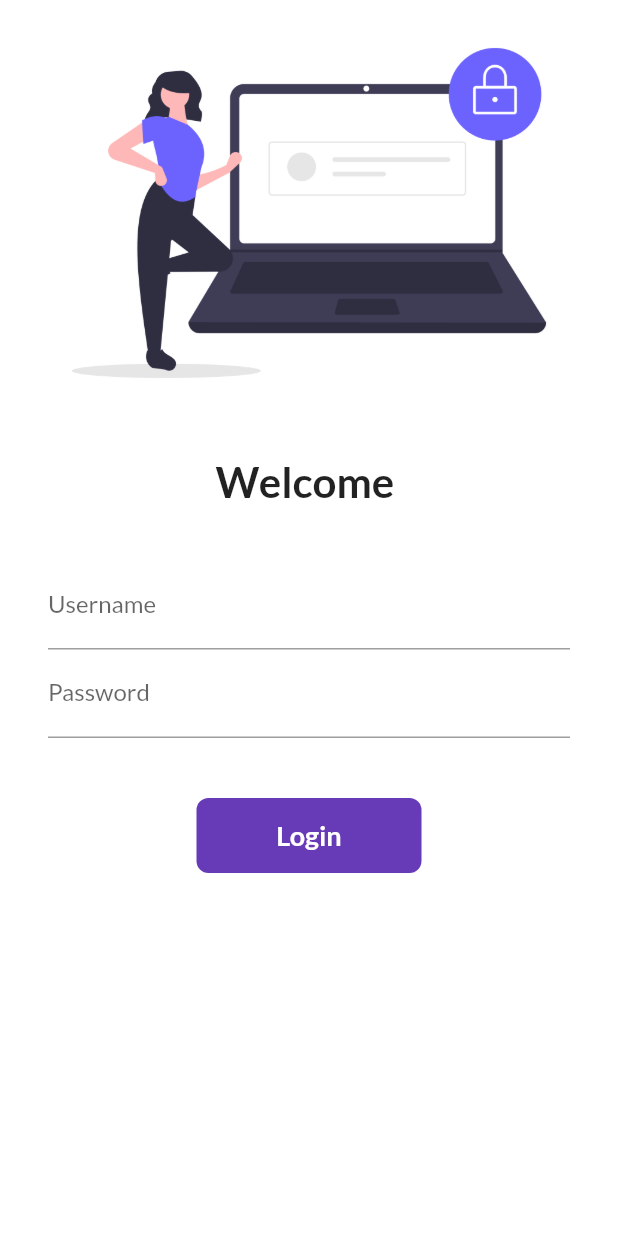
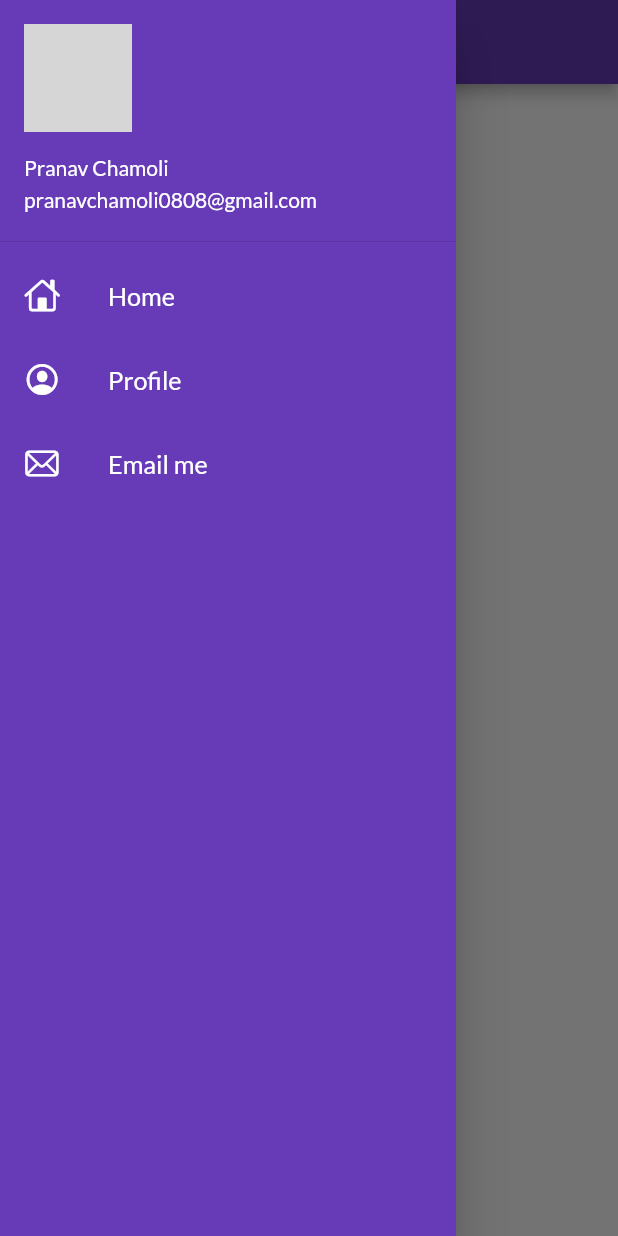
Before and after one commit to Z4nitsu/30DaysOfFlutter, a Flutter app: the screen it shows after launch, with the side drawer open (before the commit the screen has no drawer), on a phone screen of 412 x 824 dp. Run offline on Flutter 3.47's test engine with Material 2 defaults, Android fonts, the phone set to English and light mode, and no system bars; our stand-ins replace google_fonts; network calls fail; grey boxes are pictures that could not be loaded.

Commit message:
Day 9 completed

```diff
--- a/lib/main.dart
+++ b/lib/main.dart
@@ -21,7 +21,8 @@ class MyApp extends StatelessWidget {
       darkTheme: ThemeData(
         brightness: Brightness.dark,
       ),
-      initialRoute: "/login",
+      debugShowCheckedModeBanner: false,
+      initialRoute: MyRoutes.homeRoute,
       routes: {
         "/": (context) => LoginPage(),
         MyRoutes.homeRoute: (context) => HomePage(),
--- a/lib/pages/home_page.dart
+++ b/lib/pages/home_page.dart
@@ -1,4 +1,6 @@
 import 'package:flutter/material.dart';
+
+import '../widgets/drawer.dart';
 
 class HomePage extends StatelessWidget {
   final int days = 30;
@@ -14,7 +16,7 @@ class HomePage extends StatelessWidget {
               child: Text("Welcome to $days days of Flutter"),
             ),
         ),
-        drawer: Drawer(),
+        drawer: MyDrawer(),
       );
   }
 }
--- /dev/null
+++ b/lib/widgets/drawer.dart
@@ -0,0 +1,71 @@
+import 'package:flutter/cupertino.dart';
+import 'package:flutter/material.dart';
+
+class MyDrawer extends StatelessWidget {
+  const MyDrawer({super.key});
+
+  @override
+  Widget build(BuildContext context) {
+    final imageUrl =
+        "https://images.unsplash.com/photo-1519085360753-af0119f7cbe7?ixlib=rb-4.0.3&ixid=MnwxMjA3fDB8MHxwaG90by1wYWdlfHx8fGVufDB8fHx8&auto=format&fit=crop&w=387&q=80";
+    return Drawer(
+      child: Container(
+        color: Colors.deepPurple,
+        child: ListView(
+          padding: EdgeInsets.zero,
+          children: [
+            DrawerHeader(
+                padding: EdgeInsets.zero,
+                child: UserAccountsDrawerHeader(
+                  margin: EdgeInsets.zero,
+                  accountName: Text("Pranav Chamoli"),
+                  accountEmail: Text("pranavchamoli0808@gmail.com"),
+                  currentAccountPicture: CircleAvatar(
+                    backgroundImage: NetworkImage(imageUrl),
+                  ),
+                )),
+            ListTile(
+              leading: Icon(
+                CupertinoIcons.home,
+                color: Colors.white,
+              ),
+              title: Text(
+                "Home",
+                textScaleFactor: 1.2,
+                style: TextStyle(
+                  color: Colors.white,
+                ),
+              ),
+            ),
+            ListTile(
+              leading: Icon(
+                CupertinoIcons.profile_circled,
+                color: Colors.white,
+              ),
+              title: Text(
+                "Profile",
+                textScaleFactor: 1.2,
+                style: TextStyle(
+                  color: Colors.white,
+                ),
+              ),
+            ),
+            ListTile(
+              leading: Icon(
+                CupertinoIcons.mail,
+                color: Colors.white,
+              ),
+              title: Text(
+                "Email me",
+                textScaleFactor: 1.2,
+                style: TextStyle(
+                  color: Colors.white,
+                ),
+              ),
+            )
+          ],
+        ),
+      ),
+    );
+  }
+}
```
